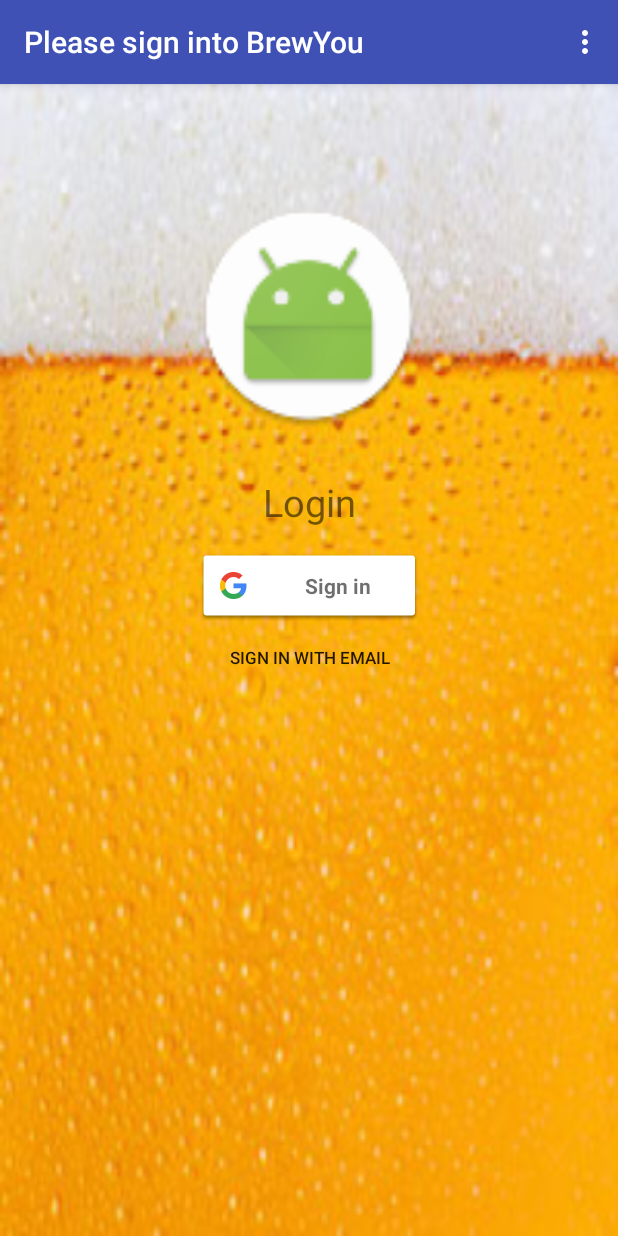
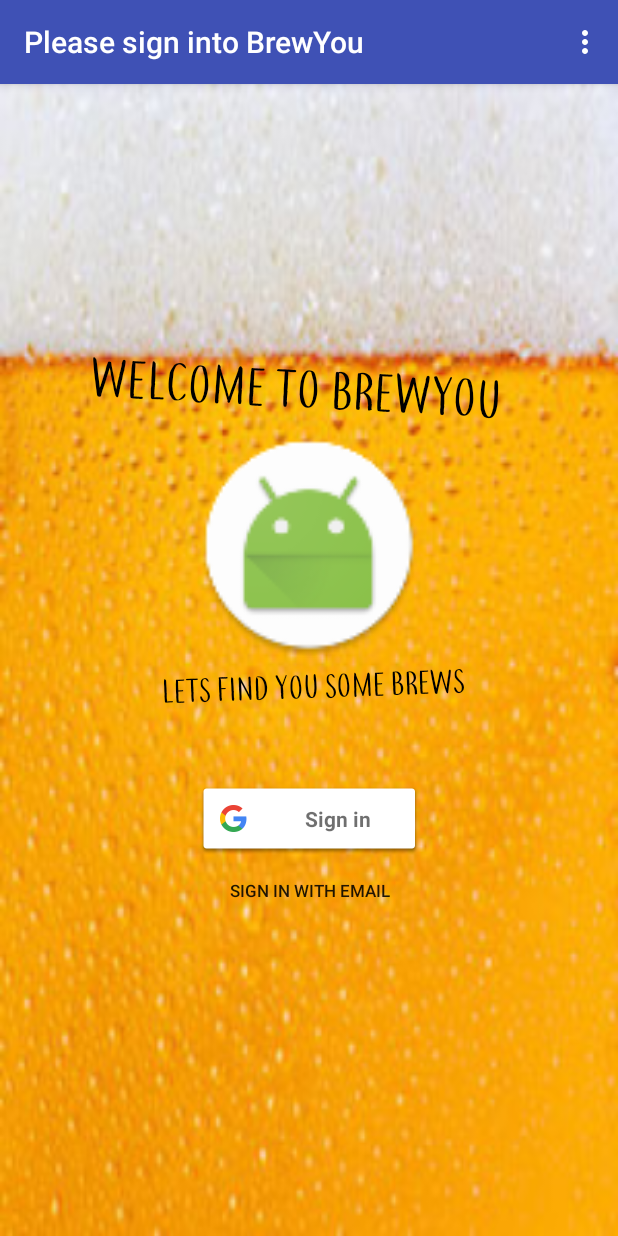
Before and after one commit to BurtonArlen/BrewYou, an Android app: the screen it shows after launch (GoogleSignInActivity), on a phone screen of 412 x 824 dp. Run offline under Robolectric (Android 15) with nearby library versions, the phone set to English and light mode, and no system bars; our stand-ins replace ButterKnife, Firebase (no records; nobody signed in at launch, a user with empty details on screens opened directly).

Commit message:
restyle sign in page

```diff
--- a/app/src/main/java/com/burton/arlen/brewyou/ui/GoogleSignInActivity.java
+++ b/app/src/main/java/com/burton/arlen/brewyou/ui/GoogleSignInActivity.java
@@ -2,6 +2,7 @@ package com.burton.arlen.brewyou.ui;
 
 import android.app.ProgressDialog;
 import android.content.Intent;
+import android.graphics.Typeface;
 import android.os.CountDownTimer;
 import android.os.Handler;
 import android.support.annotation.NonNull;
@@ -47,7 +48,8 @@ public class GoogleSignInActivity extends AppCompatActivity implements GoogleApi
     private static final int RC_SIGN_IN = 360;
 
     private Intent theIntent;
-    private TextView mTestRevoke;
+    private TextView mTitle;
+    private TextView mTag;
     private ImageView mImageLogin;
     String TAG = GoogleSignInActivity.class.getSimpleName();
 
@@ -56,8 +58,15 @@ public class GoogleSignInActivity extends AppCompatActivity implements GoogleApi
         super.onCreate(savedInstanceState);
         setContentView(R.layout.activity_google_sign_in);
         createProgressDialog();
+
+        Typeface font = Typeface.createFromAsset(getAssets(), "fonts/font.ttf");
+
         mImageLogin = (ImageView) findViewById(R.id.imageLogin);
-        mTestRevoke = (TextView) findViewById(R.id.testRevoke);
+        mTitle = (TextView) findViewById(R.id.welcomeText);
+        mTag = (TextView) findViewById(R.id.taglineText);
+
+        mTag.setTypeface(font);
+        mTitle.setTypeface(font);
 
         findViewById(R.id.sign_in_button).setOnClickListener(this);
         findViewById(R.id.emailSignInButton).setOnClickListener(this);
@@ -155,17 +164,6 @@ public class GoogleSignInActivity extends AppCompatActivity implements GoogleApi
         startActivityForResult(signInIntent, RC_SIGN_IN);
     }
 
-    private void revokeAccess() {
-        mAuth.signOut();
-        Auth.GoogleSignInApi.revokeAccess(mGoogleApiClient).setResultCallback(
-                new ResultCallback<Status>() {
-                    @Override
-                    public void onResult(@NonNull Status status) {
-                        updateUI(null);
-                    }
-                });
-    }
-
     private void signOut() {
         mAuth.signOut();
         Auth.GoogleSignInApi.signOut(mGoogleApiClient).setResultCallback(
--- a/app/src/main/res/layout/activity_google_sign_in.xml
+++ b/app/src/main/res/layout/activity_google_sign_in.xml
@@ -7,6 +7,45 @@
     android:background="@drawable/bg"
     tools:context="com.burton.arlen.brewyou.ui.GoogleSignInActivity">
 
+    <TextView
+        android:id="@+id/welcomeText"
+        android:layout_width="294dp"
+        android:layout_height="45dp"
+        android:text="Welcome to BrewYou"
+        android:textAllCaps="true"
+        android:textSize="35sp"
+        android:layout_alignParentTop="true"
+        android:layout_centerHorizontal="true"
+        android:rotation="3"
+        android:textColor="#000"
+        android:layout_marginRight="8dp"
+        app:layout_constraintRight_toRightOf="parent"
+        android:layout_marginLeft="8dp"
+        app:layout_constraintLeft_toLeftOf="parent"
+        app:layout_constraintHorizontal_bias="0.506"
+        android:layout_marginBottom="1dp"
+        app:layout_constraintBottom_toTopOf="@+id/imageLogin" />
+    <TextView
+        android:layout_below="@+id/welcomeText"
+        android:id="@+id/taglineText"
+        android:layout_width="wrap_content"
+        android:layout_height="wrap_content"
+        android:text="Lets Find You Some Brews"
+        android:layout_centerHorizontal="true"
+        android:textAllCaps="true"
+        android:textSize="22sp"
+        android:rotation="-2"
+        android:textColor="#000"
+        android:layout_marginLeft="8dp"
+        app:layout_constraintLeft_toLeftOf="parent"
+        android:layout_marginRight="8dp"
+        app:layout_constraintRight_toRightOf="parent"
+        android:layout_marginTop="8dp"
+        android:layout_marginBottom="8dp"
+        app:layout_constraintVertical_bias="0.526"
+        app:layout_constraintTop_toTopOf="parent"
+        app:layout_constraintHorizontal_bias="0.514"
+        app:layout_constraintBottom_toBottomOf="parent" />
 
     <ImageView
         android:layout_width="150sp"
@@ -17,22 +56,9 @@
         android:layout_marginRight="8dp"
         app:layout_constraintRight_toRightOf="parent"
         android:id="@+id/imageLogin"
-        app:layout_constraintTop_toTopOf="parent"
-        android:layout_marginTop="80dp" />
-    <TextView
-        android:layout_width="wrap_content"
-        android:layout_height="wrap_content"
-        android:text="Login"
-        android:textSize="25sp"
-        android:layout_marginTop="25dp"
-        app:layout_constraintTop_toBottomOf="@+id/imageLogin"
         android:layout_marginBottom="8dp"
-        app:layout_constraintBottom_toTopOf="@+id/sign_in_button"
-        android:layout_marginRight="8dp"
-        app:layout_constraintRight_toRightOf="parent"
-        android:layout_marginLeft="8dp"
-        app:layout_constraintLeft_toLeftOf="parent"
-        android:id="@+id/testRevoke"/>
+        app:layout_constraintBottom_toTopOf="@+id/taglineText" />
+
     <Button
         android:layout_width="150sp"
         android:id="@+id/emailSignInButton"
@@ -51,10 +77,10 @@
         android:layout_width="150sp"
         android:layout_height="wrap_content"
         android:layout_marginLeft="8dp"
+        android:layout_marginRight="8dp"
+        android:layout_marginTop="50dp"
         app:layout_constraintLeft_toLeftOf="parent"
-        android:layout_marginRight="8dp"
         app:layout_constraintRight_toRightOf="parent"
-        android:layout_marginTop="80dp"
-        app:layout_constraintTop_toBottomOf="@+id/imageLogin" />
+        app:layout_constraintTop_toBottomOf="@+id/taglineText" />
 
 </android.support.constraint.ConstraintLayout>
```
Also changed, not shown: app/src/main/java/com/burton/arlen/brewyou/ui/MainActivity.java (+0 -7 lines), app/src/main/res/layout/activity_main.xml (+0 -28 lines).
